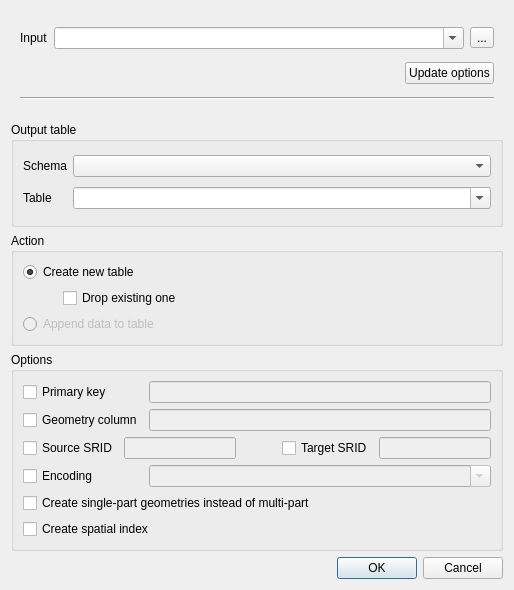
Qt form python/plugins/db_manager/ui/DlgImportVector.ui (qgis/QGIS) before a commit.
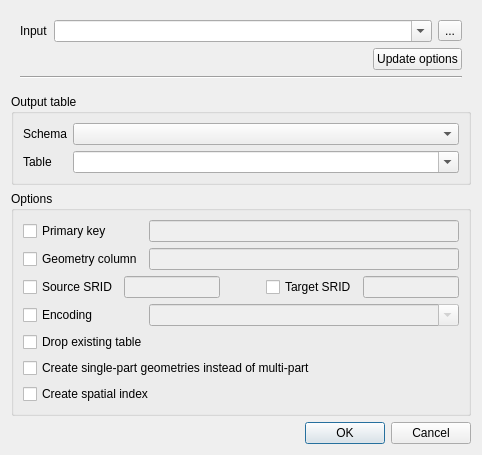
The same form after that commit.

Commit message: Remove unsupported append import/export option from db_manager (refs #10569)

```diff
--- a/python/plugins/db_manager/ui/DlgImportVector.ui
+++ b/python/plugins/db_manager/ui/DlgImportVector.ui
@@ -6,8 +6,8 @@
    <rect>
     <x>0</x>
     <y>0</y>
-    <width>514</width>
-    <height>590</height>
+    <width>482</width>
+    <height>436</height>
    </rect>
   </property>
   <property name="windowTitle">
@@ -140,62 +140,6 @@
      <zorder>label_3</zorder>
     </widget>
    </item>
-   <item>
-    <widget class="QGroupBox" name="groupBox">
-     <property name="title">
-      <string>Action</string>
-     </property>
-     <layout class="QVBoxLayout">
-      <item>
-       <widget class="QRadioButton" name="radCreate">
-        <property name="text">
-         <string>Create new table</string>
-        </property>
-        <property name="checked">
-         <bool>true</bool>
-        </property>
-       </widget>
-      </item>
-      <item>
-       <layout class="QHBoxLayout">
-        <item>
-         <spacer>
-          <property name="orientation">
-           <enum>Qt::Horizontal</enum>
-          </property>
-          <property name="sizeType">
-           <enum>QSizePolicy::Fixed</enum>
-          </property>
-          <property name="sizeHint" stdset="0">
-           <size>
-            <width>40</width>
-            <height>20</height>
-           </size>
-          </property>
-         </spacer>
-        </item>
-        <item>
-         <widget class="QCheckBox" name="chkDropTable">
-          <property name="text">
-           <string>Drop existing one</string>
-          </property>
-         </widget>
-        </item>
-       </layout>
-      </item>
-      <item>
-       <widget class="QRadioButton" name="radAppend">
-        <property name="enabled">
-         <bool>false</bool>
-        </property>
-        <property name="text">
-         <string>Append data to table</string>
-        </property>
-       </widget>
-      </item>
-     </layout>
-    </widget>
-   </item>
    <item>
     <widget class="QGroupBox" name="groupBox_2">
      <property name="title">
@@ -295,20 +239,27 @@
         </property>
        </widget>
       </item>
-      <item row="4" column="0" colspan="2">
+      <item row="6" column="0" colspan="2">
        <widget class="QCheckBox" name="chkSinglePart">
         <property name="text">
          <string>Create single-part geometries instead of multi-part</string>
         </property>
        </widget>
       </item>
-      <item row="5" column="0" colspan="2">
+      <item row="7" column="0" colspan="2">
        <widget class="QCheckBox" name="chkSpatialIndex">
         <property name="text">
          <string>Create spatial index</string>
         </property>
        </widget>
       </item>
+      <item row="4" column="0" colspan="2">
+       <widget class="QCheckBox" name="chkDropTable">
+        <property name="text">
+         <string>Drop existing table</string>
+        </property>
+       </widget>
+      </item>
      </layout>
     </widget>
    </item>
```
Left out of the diff: 20 changed lines with no effect on the pictures. The commit also changes 3 other files.
